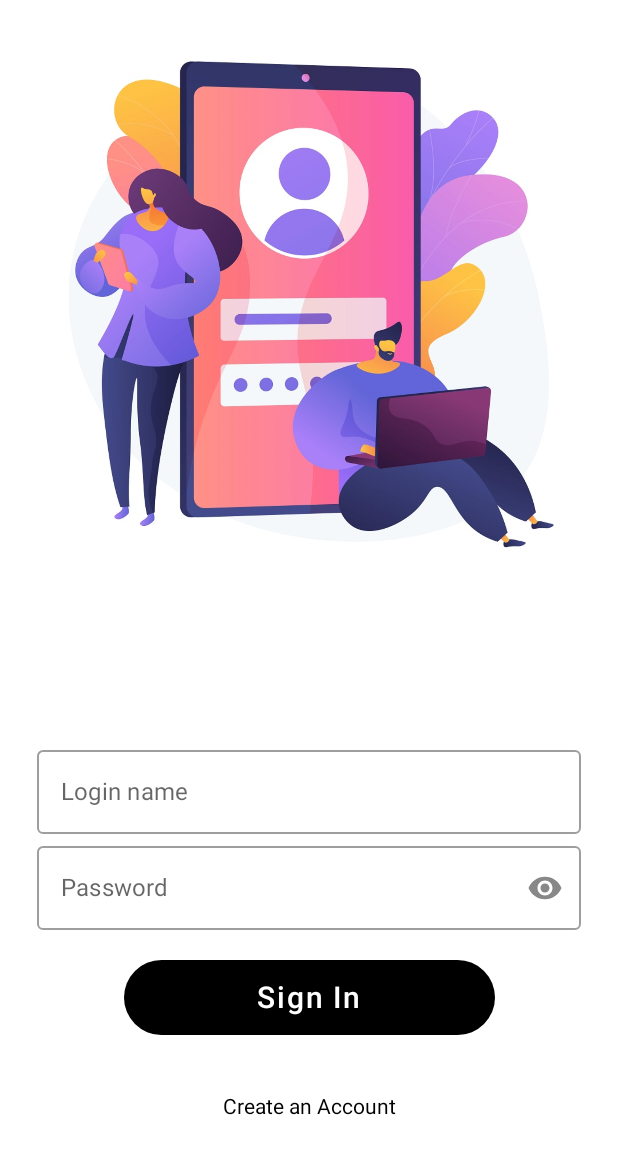
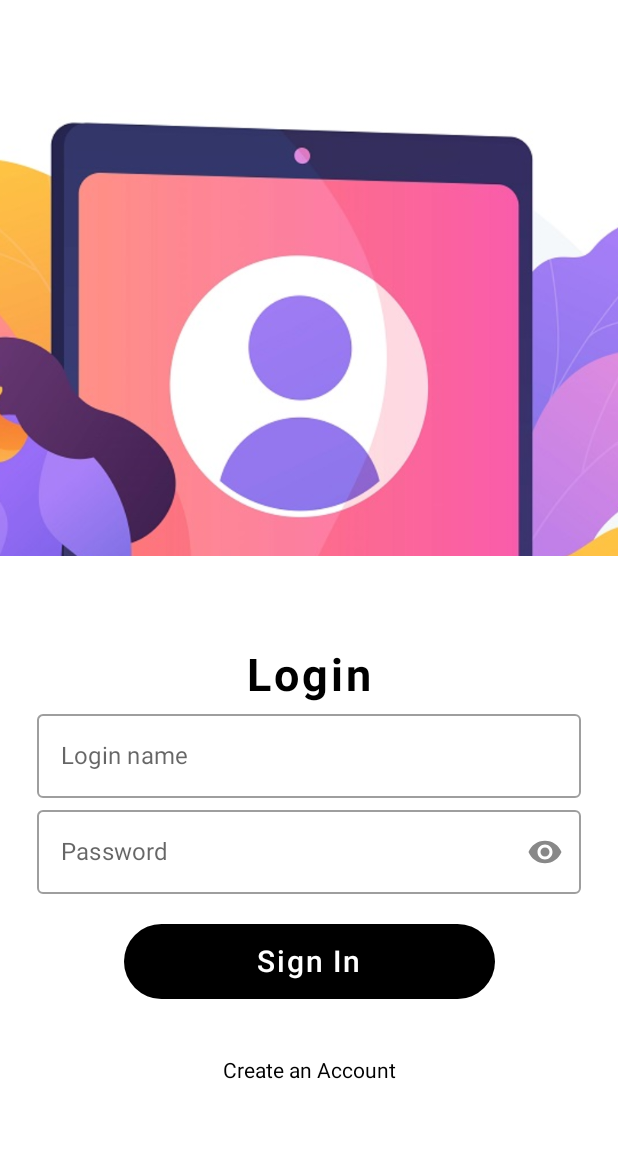
Before and after one commit to dmouze/notepad, an Android app built with Jetpack Compose: the screen it shows after launch (MainActivity), on a phone screen of 412 x 824 dp. Shown: the top 1154 px of the screen. Run offline under Robolectric (Android 15) with nearby library versions, the light colour scheme and no system bars; our stand-ins replace Room's generated code; 1 statement that could not run was skipped.

Commit message:
zmiany kosmetyczne

```diff
--- a/app/src/main/java/com/example/notepad/composable/login_register/LoginPage.kt
+++ b/app/src/main/java/com/example/notepad/composable/login_register/LoginPage.kt
@@ -31,6 +31,8 @@ import androidx.compose.ui.graphics.Color
 import androidx.compose.ui.layout.ContentScale
 import androidx.compose.ui.platform.LocalContext
 import androidx.compose.ui.res.painterResource
+import androidx.compose.ui.text.TextStyle
+import androidx.compose.ui.text.font.FontWeight
 import androidx.compose.ui.text.input.PasswordVisualTransformation
 import androidx.compose.ui.text.input.VisualTransformation
 import androidx.compose.ui.unit.dp
@@ -65,17 +67,26 @@ fun LoginPage(
             modifier = Modifier
                 .fillMaxWidth()
                 .align(Alignment.TopCenter),
-            contentScale = ContentScale.FillWidth
+            contentScale = ContentScale.Crop
         )
+
         LazyColumn(
             horizontalAlignment = Alignment.CenterHorizontally,
             verticalArrangement = Arrangement.Center,
             modifier = Modifier
                 .fillMaxWidth()
-                .fillMaxHeight(0.45f)
+                .fillMaxHeight(0.55f)
                 .background(Color.White)
         ) {
             item {
+                Text(
+                    text = "Login",
+                    fontSize = 30.sp,
+                    style = TextStyle(
+                        fontWeight = FontWeight.Bold,
+                        letterSpacing = 2.sp
+                    )
+                )
                 OutlinedTextField(
                     value = loginState.value,
                     onValueChange = {
@@ -86,7 +97,7 @@ fun LoginPage(
                     placeholder = { Text(text = "Login name") },
                     singleLine = true,
                     modifier = Modifier.fillMaxWidth(0.88f),
-                    colors = TextFieldDefaults.outlinedTextFieldColors(textColor = Color.Black)
+                    colors = TextFieldDefaults.outlinedTextFieldColors(textColor = Color.Black, focusedBorderColor = Color.Black, focusedLabelColor = Color.Black, cursorColor = Color.Black)
                 )
                 OutlinedTextField(
                     value = passwordState.value,
@@ -111,7 +122,7 @@ fun LoginPage(
                     visualTransformation = if (passwordVisibility.value) VisualTransformation.None
                     else PasswordVisualTransformation(),
                     modifier = Modifier.fillMaxWidth(0.88f),
-                    colors = TextFieldDefaults.outlinedTextFieldColors(textColor = Color.Black)
+                    colors = TextFieldDefaults.outlinedTextFieldColors(textColor = Color.Black, focusedBorderColor = Color.Black, focusedLabelColor = Color.Black, cursorColor = Color.Black)
                 )
                 Spacer(modifier = Modifier.padding(10.dp))
 
--- a/app/src/main/java/com/example/notepad/composable/notes/NotesViewModel.kt
+++ b/app/src/main/java/com/example/notepad/composable/notes/NotesViewModel.kt
@@ -16,7 +16,7 @@ class NotesViewModel(
 
     var userId = mutableStateOf(0)
     val notes = mutableStateOf<List<Note>>(emptyList())
-    var username = ""
+    private var username = ""
 
     init {
         viewModelScope.launch {
@@ -53,6 +53,7 @@ class NotesViewModel(
     fun updateNote(note: Note) {
         viewModelScope.launch(Dispatchers.IO) {
             repo.updateNote(note)
+            notes.value = getNotesByUserId(userId.intValue)
         }
     }
 
--- a/app/src/main/java/com/example/notepad/ui/theme/Theme.kt
+++ b/app/src/main/java/com/example/notepad/ui/theme/Theme.kt
@@ -10,6 +10,7 @@ import androidx.compose.material3.dynamicLightColorScheme
 import androidx.compose.material3.lightColorScheme
 import androidx.compose.runtime.Composable
 import androidx.compose.runtime.SideEffect
+import androidx.compose.ui.graphics.Color
 import androidx.compose.ui.graphics.toArgb
 import androidx.compose.ui.platform.LocalContext
 import androidx.compose.ui.platform.LocalView
@@ -17,14 +18,14 @@ import androidx.core.view.WindowCompat
 
 private val DarkColorScheme = darkColorScheme(
     primary = primaryColor,
-    secondary = PurpleGrey80,
-    tertiary = Pink80
+    secondary = Color.Black,
+    tertiary = Color.Black
 )
 
 private val LightColorScheme = lightColorScheme(
     primary = primaryColor,
-    secondary = PurpleGrey40,
-    tertiary = Pink40
+    secondary = Color.Black,
+    tertiary = Color.Black
 
     /* Other default colors to override
     background = Color(0xFFFFFBFE),
```
Also changed, not shown: app/src/main/java/com/example/notepad/composable/login_register/RegisterPage.kt (+21 -26 lines), app/src/main/java/com/example/notepad/composable/notes/CreateNote.kt (+9 -2 lines), app/src/main/java/com/example/notepad/composable/notes/EditNote.kt (+7 -4 lines), app/src/main/java/com/example/notepad/composable/notes/NoteList.kt (+9 -11 lines), 1 other file.
